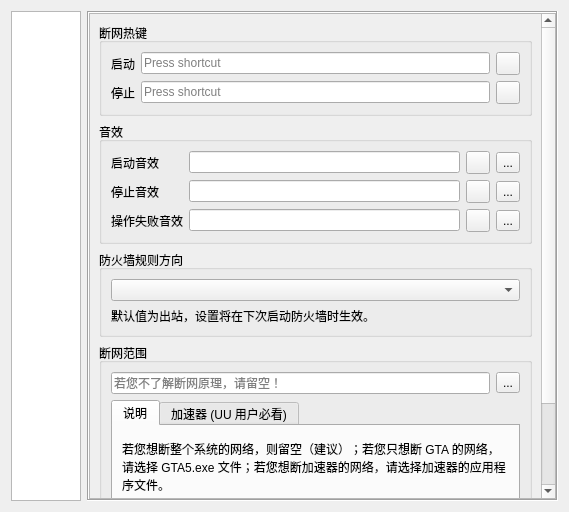
SkyD666/Act3SpeedrunTool, file Act3SpeedrunTool/SettingDialog.ui: the form before one commit.
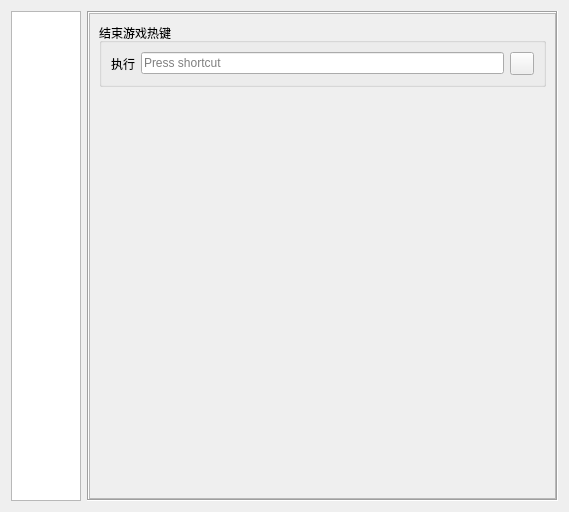
The form after the commit. The open tabs and pages were chosen to show the change. Icons and pictures are not drawn.

Commit message: [feature] Support close game process immediately

```diff
--- a/Act3SpeedrunTool/SettingDialog.ui
+++ b/Act3SpeedrunTool/SettingDialog.ui
@@ -46,7 +46,7 @@
       <enum>QFrame::Sunken</enum>
      </property>
      <property name="currentIndex">
-      <number>2</number>
+      <number>5</number>
      </property>
      <widget class="QWidget" name="pageGeneral">
       <layout class="QVBoxLayout" name="verticalLayout_21">
@@ -1243,6 +1243,81 @@
        </item>
       </layout>
      </widget>
+     <widget class="QWidget" name="pageCloseGameImmediately">
+      <layout class="QVBoxLayout" name="verticalLayout_29">
+       <property name="leftMargin">
+        <number>0</number>
+       </property>
+       <property name="topMargin">
+        <number>0</number>
+       </property>
+       <property name="rightMargin">
+        <number>0</number>
+       </property>
+       <property name="bottomMargin">
+        <number>0</number>
+       </property>
+       <item>
+        <widget class="QScrollArea" name="scrollArea_9">
+         <property name="widgetResizable">
+          <bool>true</bool>
+         </property>
+         <widget class="QWidget" name="scrollAreaWidgetContents_9">
+          <property name="geometry">
+           <rect>
+            <x>0</x>
+            <y>0</y>
+            <width>469</width>
+            <height>488</height>
+           </rect>
+          </property>
+          <layout class="QVBoxLayout" name="verticalLayout_28">
+           <item>
+            <widget class="QGroupBox" name="groupBox_14">
+             <property name="title">
+              <string>结束游戏热键</string>
+             </property>
+             <layout class="QGridLayout" name="gridLayout_6">
+              <item row="0" column="1">
+               <widget class="QKeySequenceEdit" name="keySeqCloseGameImmediately"/>
+              </item>
+              <item row="0" column="0">
+               <widget class="QLabel" name="label_37">
+                <property name="text">
+                 <string>执行</string>
+                </property>
+               </widget>
+              </item>
+              <item row="0" column="2">
+               <widget class="QToolButton" name="tbClearCloseGameImmediatelyHotkeyEdit">
+                <property name="icon">
+                 <iconset resource="resource.qrc">
+                  <normaloff>:/image/ic_cancel.ico</normaloff>:/image/ic_cancel.ico</iconset>
+                </property>
+               </widget>
+              </item>
+             </layout>
+            </widget>
+           </item>
+           <item>
+            <spacer name="verticalSpacer_2">
+             <property name="orientation">
+              <enum>Qt::Vertical</enum>
+             </property>
+             <property name="sizeHint" stdset="0">
+              <size>
+               <width>20</width>
+               <height>1</height>
+              </size>
+             </property>
+            </spacer>
+           </item>
+          </layout>
+         </widget>
+        </widget>
+       </item>
+      </layout>
+     </widget>
      <widget class="QWidget" name="pageSocial">
       <layout class="QVBoxLayout" name="verticalLayout_8">
        <property name="leftMargin">
```
Left out of the diff: 20 changed lines with no effect on the pictures. The commit also changes 17 other files.
